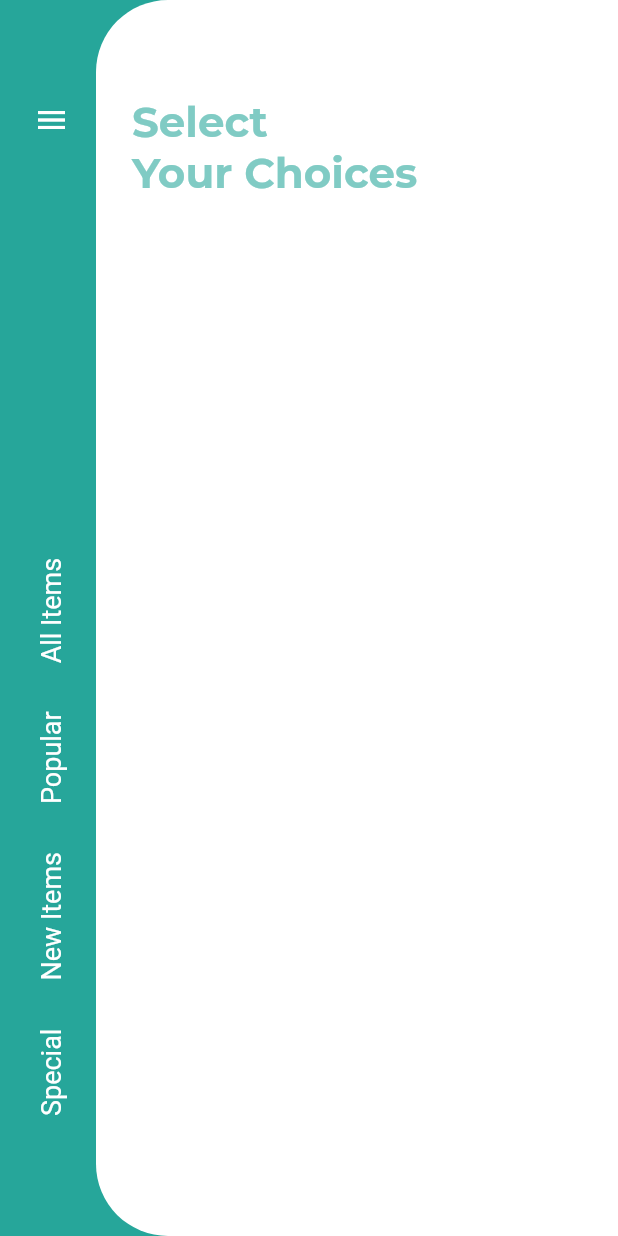
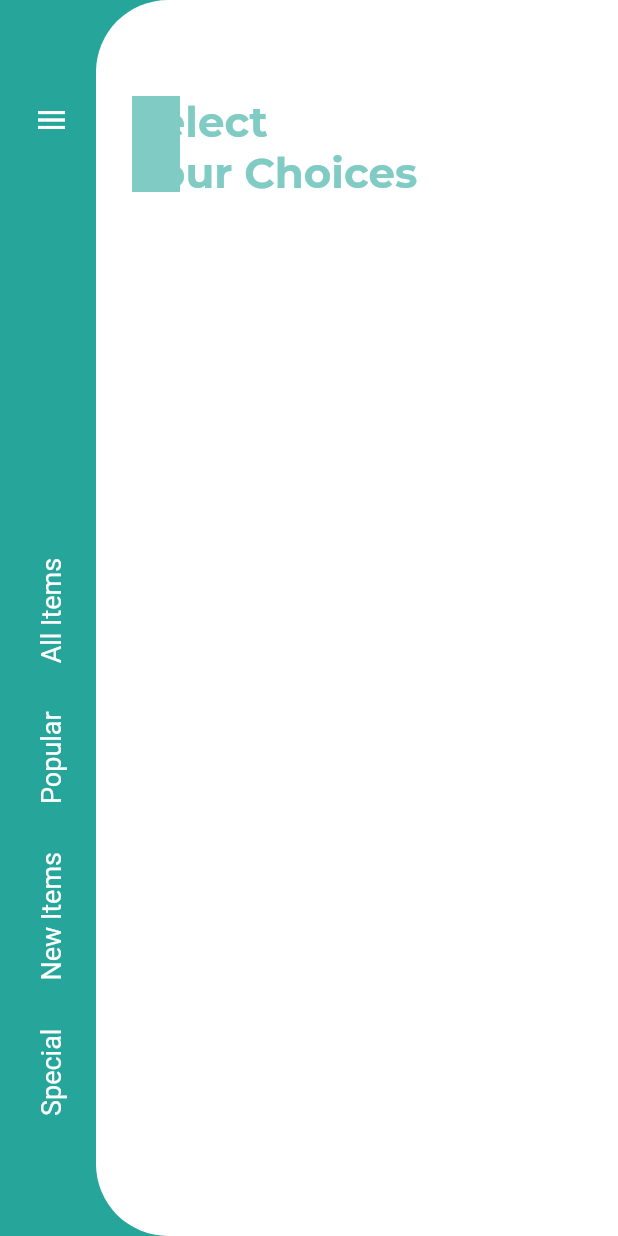
Before and after one commit to JAICHANGPARK/flutter_notebook_8th_story, a Flutter app: the screen it shows after launch, on a phone screen of 412 x 824 dp. Run offline on Flutter 3.47's test engine with Material 2 defaults, Android fonts, the phone set to English and light mode, and no system bars; our stand-ins replace badges, google_fonts.

Commit message:
Update food_main_page.dart

```diff
--- a/lib/ep566_food_delivery_app/food_main_page.dart
+++ b/lib/ep566_food_delivery_app/food_main_page.dart
@@ -88,6 +88,15 @@ class _FoodMainPageState extends State<FoodMainPage> {
                     color: Colors.white),
                 child: Stack(
                   children: [
+                    Positioned(
+                        left: -32,
+                        child: Container(
+                          height: 64,
+                          width: 64,
+                          decoration: BoxDecoration(
+                            color: Colors.teal[200]
+                          ),
+                        )),
                     Column(
                       crossAxisAlignment: CrossAxisAlignment.start,
                       children: [
```
